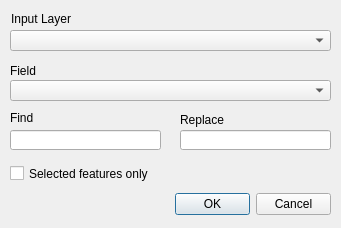
thangqd/HCMGIS, file forms/hcmgis_find_replace_form.ui: the form before one commit.
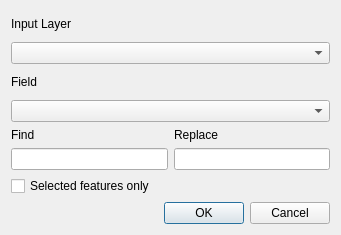
The form after the commit. Custom widgets are drawn as their Qt base class.

```diff
--- a/forms/hcmgis_find_replace_form.ui
+++ b/forms/hcmgis_find_replace_form.ui
@@ -13,7 +13,7 @@
     <x>0</x>
     <y>0</y>
     <width>341</width>
-    <height>228</height>
+    <height>235</height>
    </rect>
   </property>
   <property name="mouseTracking">
@@ -22,124 +22,66 @@
   <property name="windowTitle">
    <string>Find and Replace</string>
   </property>
-  <widget class="QLabel" name="LblChar">
-   <property name="geometry">
-    <rect>
-     <x>10</x>
-     <y>110</y>
-     <width>151</width>
-     <height>16</height>
-    </rect>
-   </property>
-   <property name="text">
-    <string>Find</string>
-   </property>
-  </widget>
-  <widget class="QDialogButtonBox" name="BtnOKCancel">
-   <property name="geometry">
-    <rect>
-     <x>175</x>
-     <y>189</y>
-     <width>156</width>
-     <height>31</height>
-    </rect>
-   </property>
-   <property name="standardButtons">
-    <set>QDialogButtonBox::Cancel|QDialogButtonBox::Ok</set>
-   </property>
-  </widget>
+  <layout class="QVBoxLayout" name="verticalLayout">
+   <item>
   <widget class="QLabel" name="LblInput">
-   <property name="geometry">
-    <rect>
-     <x>11</x>
-     <y>11</y>
-     <width>321</width>
-     <height>16</height>
-    </rect>
-   </property>
    <property name="text">
     <string>Input Layer</string>
    </property>
   </widget>
-  <widget class="QgsMapLayerComboBox" name="CboInput">
-   <property name="geometry">
-    <rect>
-     <x>10</x>
-     <y>30</y>
-     <width>321</width>
-     <height>21</height>
-    </rect>
-   </property>
-  </widget>
+   </item>
+   <item>
+    <widget class="QgsMapLayerComboBox" name="CboInput"/>
+   </item>
+   <item>
   <widget class="QLabel" name="LblOutput_2">
-   <property name="geometry">
-    <rect>
-     <x>10</x>
-     <y>63</y>
-     <width>321</width>
-     <height>16</height>
-    </rect>
-   </property>
    <property name="text">
     <string>Field</string>
    </property>
   </widget>
-  <widget class="QgsFieldComboBox" name="CboField">
-   <property name="geometry">
-    <rect>
-     <x>10</x>
-     <y>80</y>
-     <width>321</width>
-     <height>21</height>
-    </rect>
-   </property>
-  </widget>
-  <widget class="QLineEdit" name="LinFind">
-   <property name="geometry">
-    <rect>
-     <x>10</x>
-     <y>130</y>
-     <width>151</width>
-     <height>20</height>
-    </rect>
-   </property>
-  </widget>
+   </item>
+   <item>
+    <widget class="QgsFieldComboBox" name="CboField"/>
+   </item>
+   <item>
+    <layout class="QGridLayout" name="gridLayout">
+     <item row="0" column="0">
+      <widget class="QLabel" name="LblChar">
+       <property name="text">
+        <string>Find</string>
+       </property>
+      </widget>
+     </item>
+     <item row="0" column="1">
   <widget class="QLabel" name="LblChar_2">
-   <property name="geometry">
-    <rect>
-     <x>180</x>
-     <y>110</y>
-     <width>151</width>
-     <height>20</height>
-    </rect>
-   </property>
    <property name="text">
     <string>Replace</string>
    </property>
   </widget>
-  <widget class="QLineEdit" name="LinReplace">
-   <property name="geometry">
-    <rect>
-     <x>180</x>
-     <y>130</y>
-     <width>151</width>
-     <height>20</height>
-    </rect>
-   </property>
-  </widget>
+     </item>
+     <item row="1" column="0">
+      <widget class="QLineEdit" name="LinFind"/>
+     </item>
+     <item row="1" column="1">
+      <widget class="QLineEdit" name="LinReplace"/>
+     </item>
+    </layout>
+   </item>
+   <item>
   <widget class="QCheckBox" name="ChkSelectedFeaturesOnly">
-   <property name="geometry">
-    <rect>
-     <x>10</x>
-     <y>165</y>
-     <width>321</width>
-     <height>17</height>
-    </rect>
-   </property>
    <property name="text">
     <string>Selected features only</string>
    </property>
   </widget>
+   </item>
+   <item>
+    <widget class="QDialogButtonBox" name="BtnOKCancel">
+     <property name="standardButtons">
+      <set>QDialogButtonBox::Cancel|QDialogButtonBox::Ok</set>
+     </property>
+    </widget>
+   </item>
+  </layout>
  </widget>
  <customwidgets>
   <customwidget>
```
Lines whose indentation alone changed are shown as unchanged.
